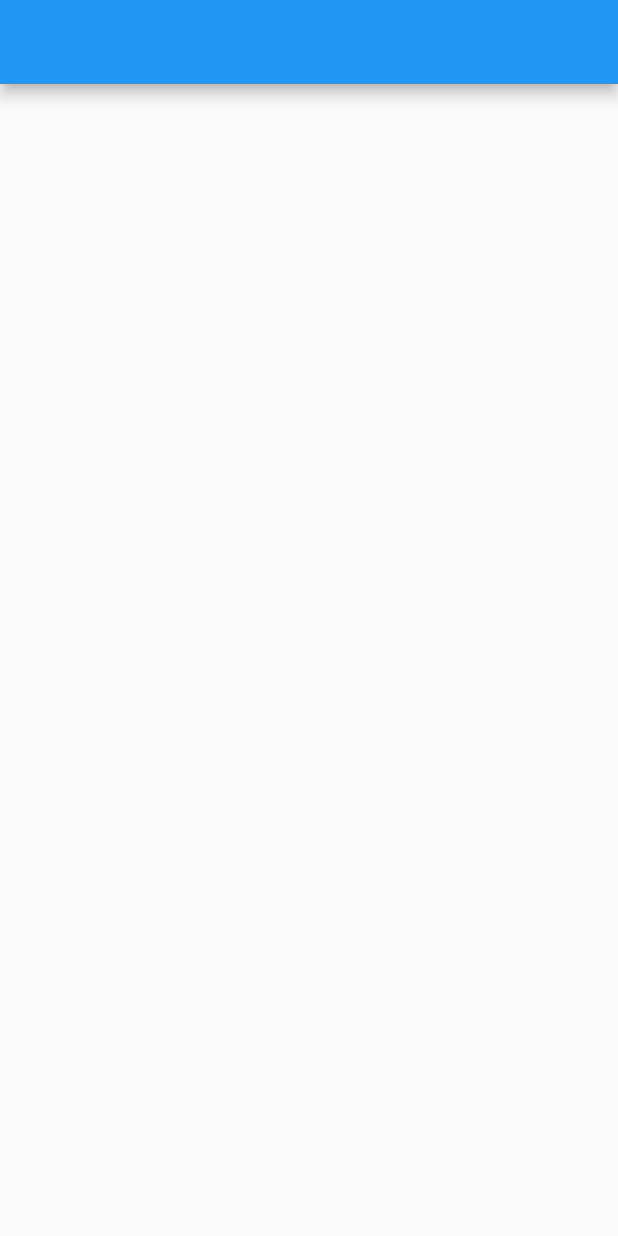
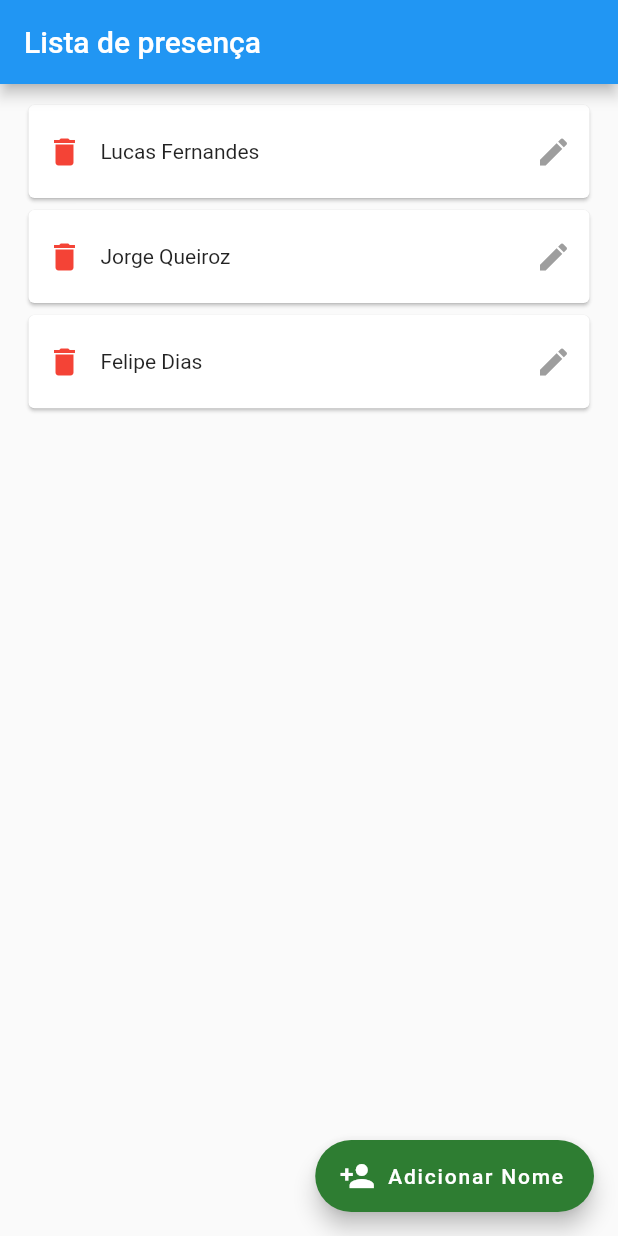
Before and after one commit to drklucas/BDTI-flutter-test, a Flutter app: the screen it shows after launch, on a phone screen of 412 x 824 dp. Run offline on Flutter 3.47's test engine with Material 2 defaults, Android fonts, the phone set to English and light mode, and no system bars; our stand-ins replace flutter_mobx, mobx; generated files the repository leaves out were written again.

Commit message:
roll call crud

```diff
--- /dev/null
+++ b/bdti_test/lib/data/dummyData.dart
@@ -0,0 +1,11 @@
+final dummyStudents = [
+  {
+    'name': 'Lucas Fernandes',
+  },
+  {
+    'name': 'Jorge Queiroz'
+  },
+  {
+    'name': 'Felipe Dias'
+  },
+];
--- a/bdti_test/lib/main.dart
+++ b/bdti_test/lib/main.dart
@@ -1,4 +1,4 @@
-import 'package:bdti_test/views/roll_call_screen.dart';
+import 'package:bdti_test/views/screens/roll_call_screen_widget.dart';
 import 'package:flutter/material.dart';
 
 void main() {
@@ -16,7 +16,7 @@ class MyApp extends StatelessWidget {
 
         primarySwatch: Colors.blue,
       ),
-      home: const RollCallScreen()
+      home: const RollCallScreenWidget()
     );
   }
 }
--- a/bdti_test/lib/views/roll_call_screen.dart
+++ /dev/null
@@ -1,20 +0,0 @@
-import 'package:flutter/material.dart';
-
-class RollCallScreen extends StatefulWidget {
-
-  const RollCallScreen({ Key? key }) : super(key: key);
-
-  @override
-  State<RollCallScreen> createState() => _RollCallScreenState();
-}
-
-class _RollCallScreenState extends State<RollCallScreen> {
-
-   @override
-   Widget build(BuildContext context) {
-       return Scaffold(
-           appBar: AppBar(title: const Text(''),),
-           body: Container(),
-       );
-  }
-}
--- /dev/null
+++ b/bdti_test/lib/views/screens/roll_call_screen_widget.dart
@@ -0,0 +1,78 @@
+import 'package:bdti_test/controllers/roll_call_controller.dart';
+import 'package:bdti_test/views/widgets/student_list_widget.dart';
+import 'package:flutter/material.dart';
+
+class RollCallScreenWidget extends StatefulWidget {
+
+  const RollCallScreenWidget({ Key? key }) : super(key: key);
+
+  @override
+  State<RollCallScreenWidget> createState() => _RollCallScreenWidgetState();
+}
+
+class _RollCallScreenWidgetState extends State<RollCallScreenWidget> {
+  final RollCallController _controller = RollCallController();
+  final TextEditingController _nameC = TextEditingController();
+
+  Future<void> _addDialog(BuildContext context) {
+    return showDialog<void>(
+      context: context,
+      builder: (BuildContext context) {
+        return AlertDialog(
+          title: const Text('Incluir Nome'),
+          content: TextFormField(
+            controller: _nameC,
+            decoration: const InputDecoration(
+              icon: Icon(Icons.person),
+              hintText: 'Insira um nome',
+              labelText: 'Nome',
+            ),
+          ),
+          actions: <Widget>[
+            TextButton(
+              style: TextButton.styleFrom(
+                textStyle: Theme.of(context).textTheme.labelLarge,
+              ),
+              child: const Text('Cancelar'),
+              onPressed: () {
+                Navigator.of(context).pop();
+                _nameC.clear();
+              },
+            ),
+            TextButton(
+                style: TextButton.styleFrom(
+                  textStyle: Theme.of(context).textTheme.labelLarge,
+                ),
+                child: const Text('Enviar'),
+                onPressed: () {
+                  _controller.add(_nameC.text);
+                  Navigator.of(context).pop();
+                  _nameC.clear();
+                }),
+          ],
+        );
+      },
+    );
+  }
+
+   @override
+   Widget build(BuildContext context) {
+       return Scaffold(
+           appBar: AppBar(title: const Text('Lista de presença'),),
+           floatingActionButton: FloatingActionButton.extended(
+        onPressed: () => _addDialog(context),
+        icon: const Icon(Icons.person_add),
+        label: const Text(
+          'Adicionar Nome',
+          textAlign: TextAlign.center,
+        ),
+        backgroundColor: Colors.green.shade800
+
+      ),
+           body: Padding(
+            padding: const EdgeInsets.symmetric(vertical: 10, horizontal: 15),
+            child: StudentListWidget(_controller),
+           ),
+       );
+  }
+}
--- /dev/null
+++ b/bdti_test/lib/views/widgets/student_card_widget.dart
@@ -0,0 +1,111 @@
+import 'package:bdti_test/controllers/roll_call_controller.dart';
+import 'package:flutter/material.dart';
+import 'package:flutter_mobx/flutter_mobx.dart';
+
+import '../../models/student.dart';
+
+class StudentCardWidget extends StatefulWidget {
+  int index;
+  final RollCallController controller;
+  StudentCardWidget({required this.index, required this.controller, Key? key})
+      : super(key: key);
+
+  @override
+  State<StudentCardWidget> createState() => _StudentCardWidgetState();
+}
+
+class _StudentCardWidgetState extends State<StudentCardWidget> {
+  int? _i;
+  RollCallController? _controller;
+
+  @override
+  void initState() {
+    _i = widget.index;
+    _controller = widget.controller;
+    super.initState();
+  }
+
+  Future<void> _editDialog(BuildContext context) {
+    TextEditingController _nameC =
+        TextEditingController(text: _controller!.students[_i!].name);
+
+    return showDialog<void>(
+      context: context,
+      builder: (BuildContext context) {
+        return AlertDialog(
+          title: const Text('Editar Nome'),
+          content: TextFormField(
+            controller: _nameC,
+            decoration: const InputDecoration(
+              icon: Icon(Icons.person),
+              hintText: 'Insira um nome',
+              labelText: 'Nome',
+            ),
+          ),
+          actions: <Widget>[
+            TextButton(
+              style: TextButton.styleFrom(
+                textStyle: Theme.of(context).textTheme.labelLarge,
+              ),
+              child: const Text('Cancelar'),
+              onPressed: () {
+                Navigator.of(context).pop();
+                _nameC.clear();
+              },
+            ),
+            TextButton(
+                style: TextButton.styleFrom(
+                  textStyle: Theme.of(context).textTheme.labelLarge,
+                ),
+                child: const Text('Enviar'),
+                onPressed: () {
+                  _controller!.edit(_nameC.text, _i!);
+                  Navigator.of(context).pop();
+                  _nameC.clear();
+                }),
+          ],
+        );
+      },
+    );
+  }
+
+  @override
+  Widget build(BuildContext context) {
+    final size = MediaQuery.of(context).size;
+    return SizedBox(
+      height: size.height * 0.085,
+      child: Card(
+        child: Row(
+          children: [
+            Align(
+              alignment: Alignment.centerLeft,
+              child: IconButton(
+                icon: const Icon(Icons.delete, color: Colors.red),
+                onPressed: () =>
+                    _controller!.delete(_controller!.students[_i!]),
+              ),
+            ),
+            Align(
+              alignment: Alignment.centerLeft,
+              child: Observer(builder: (_) {
+                return Text(_controller!.students[_i!].name);
+              }),
+            ),
+            Expanded(
+              child: Align(
+                alignment: Alignment.centerRight,
+                child: IconButton(
+                  icon: const Icon(
+                    Icons.edit,
+                    color: Colors.grey,
+                  ),
+                  onPressed: () => _editDialog(context),
+                ),
+              ),
+            ),
+          ],
+        ),
+      ),
+    );
+  }
+}
--- /dev/null
+++ b/bdti_test/lib/views/widgets/student_list_widget.dart
@@ -0,0 +1,40 @@
+import 'package:bdti_test/controllers/roll_call_controller.dart';
+import 'package:bdti_test/views/widgets/student_card_widget.dart';
+import 'package:flutter/material.dart';
+import 'package:flutter_mobx/flutter_mobx.dart';
+
+class StudentListWidget extends StatefulWidget {
+  final RollCallController controller;
+  const StudentListWidget(this.controller, {Key? key}) : super(key: key);
+
+  @override
+  State<StudentListWidget> createState() => _StudentListWidgetState();
+}
+
+class _StudentListWidgetState extends State<StudentListWidget> {
+  RollCallController? _controller;
+
+  @override
+  void initState() {
+    _controller = widget.controller;
+    _controller!.get();
+    super.initState();
+  }
+
+  @override
+  Widget build(BuildContext context) {
+    final size = MediaQuery.of(context).size;
+    return Expanded(
+      child: Observer(
+        builder: (_) {
+          return ListView.builder(
+            itemCount: _controller!.students.length,
+            itemBuilder: (context, i) {
+              return StudentCardWidget(index: i, controller: _controller!);
+            },
+            );
+        }
+      )
+    );
+  }
+}
```
Also changed, not shown: bdti_test/lib/controllers/roll_call_controller.dart (added, +38 -0 lines), bdti_test/lib/models/student.dart (added, +48 -0 lines), bdti_test/lib/controllers/roll_call_controller.g.dart (added).
